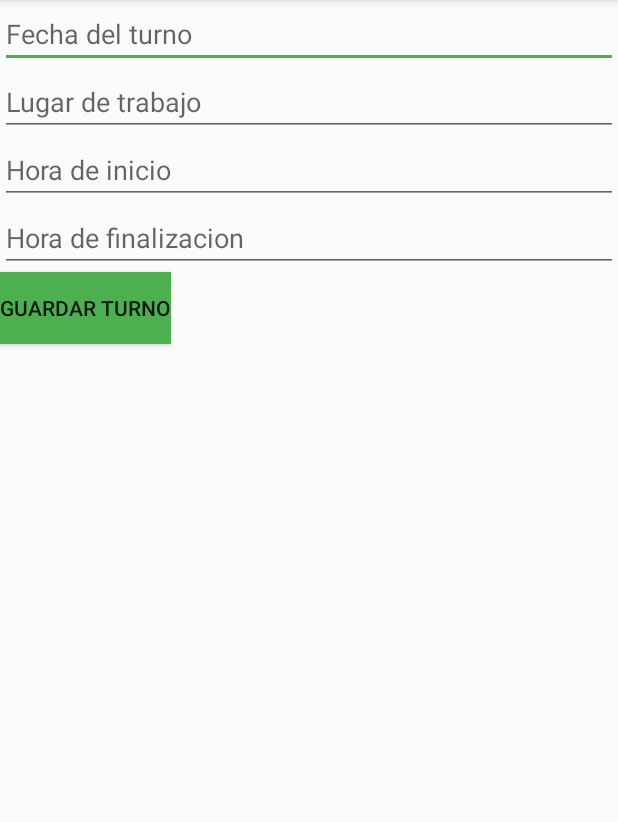
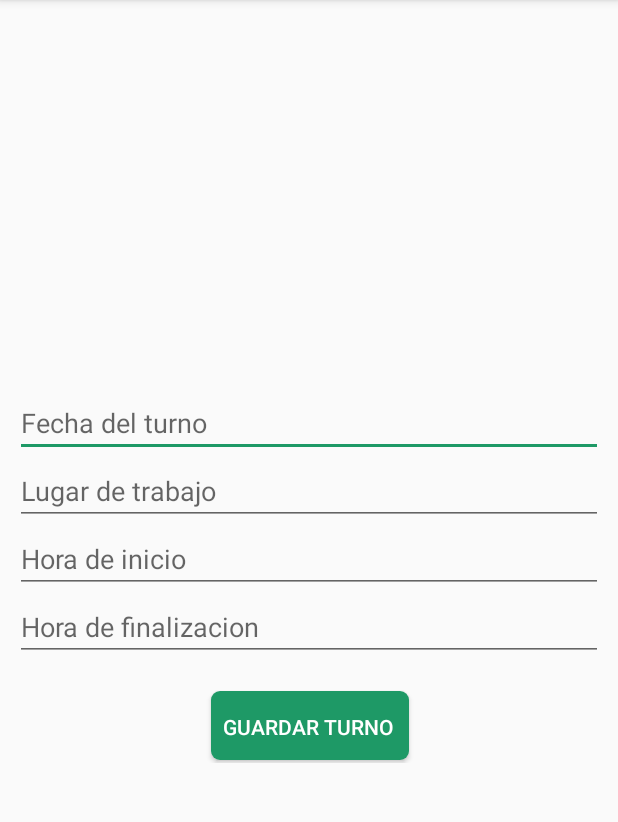
Before and after one commit to jenniferdr/ProyectoFinalAndroid, an Android app: the CreateEditShiftActivity screen opened directly, with no data from a screen before it, on a phone screen of 412 x 824 dp, the part 84-906 px from its top. Run offline under Robolectric (Android 15) with nearby library versions, the phone set to English and light mode, and no system bars; our stand-ins replace Firebase (no records; nobody signed in at launch, a user with empty details on screens opened directly).

Commit message:
Mejoras de interfaz

```diff
--- a/app/src/main/java/planificadordeturnos/views/CreateEditShiftActivity.java
+++ b/app/src/main/java/planificadordeturnos/views/CreateEditShiftActivity.java
@@ -35,6 +35,7 @@ public class CreateEditShiftActivity extends AppCompatActivity {
         Intent intent = getIntent();
         final Shift shift = (Shift) getIntent().getSerializableExtra("Shift");
 
+
         if(shift != null){
             dateEt.setText(shift.getDate());
             placeEt.setText(shift.getPlace());
--- a/app/src/main/java/planificadordeturnos/views/DetailShiftActivity.java
+++ b/app/src/main/java/planificadordeturnos/views/DetailShiftActivity.java
@@ -64,8 +64,8 @@ public class DetailShiftActivity extends AppCompatActivity {
         String userProfile = sharedPref.getString("Profile", "Candidato");
 
         if(userProfile.equalsIgnoreCase("Administrador")){
-            fab.setImageResource(android.R.drawable.ic_menu_edit);
-            showLeadsBtn.setText("Asignar \n Candidato");
+            fab.setImageResource(R.mipmap.baseline_edit_white_36);
+            showLeadsBtn.setText("Asignar Candidato");
         }
 
         fab.setOnClickListener(new View.OnClickListener() {
--- a/app/src/main/res/drawable/button_bg_rounded_corners.xml
+++ b/app/src/main/res/drawable/button_bg_rounded_corners.xml
@@ -2,18 +2,18 @@
 <selector xmlns:android="http://schemas.android.com/apk/res/android">
     <item>
         <layer-list>
-            <item android:right="5dp" android:top="5dp">
+            <!--<item android:right="5dp" android:top="5dp">
                 <shape>
-                    <!--<corners android:radius="3dp" />-->
+                    <corners android:radius="3dp" />
                     <solid android:color="@color/grayBackground" />
                 </shape>
-            </item>
+            </item> -->
             <item android:bottom="2dp" android:left="2dp">
                 <shape>
                     <gradient android:angle="270"
                         android:endColor="@color/colorAccent" android:startColor="@color/colorAccent" />
                     <!--<stroke android:width="1dp" android:color="" />-->
-                    <corners android:radius="4dp" />
+                    <corners android:radius="6dp" />
                     <padding android:bottom="10dp" android:left="10dp"
                         android:right="10dp" android:top="10dp" />
                 </shape>
--- a/app/src/main/res/layout/activity_create_edit_shift.xml
+++ b/app/src/main/res/layout/activity_create_edit_shift.xml
@@ -1,41 +1,55 @@
 <?xml version="1.0" encoding="utf-8"?>
-<LinearLayout xmlns:android="http://schemas.android.com/apk/res/android"
+<RelativeLayout xmlns:android="http://schemas.android.com/apk/res/android"
     xmlns:app="http://schemas.android.com/apk/res-auto"
     xmlns:tools="http://schemas.android.com/tools"
     android:layout_width="match_parent"
     android:layout_height="match_parent"
-    android:orientation="vertical"
     tools:context="planificadordeturnos.views.CreateEditShiftActivity">
+
+    <RelativeLayout
+        android:layout_width="match_parent"
+        android:layout_height="wrap_content"
+        android:paddingStart="10dp"
+        android:paddingEnd="10dp"
+        android:layout_centerInParent="true">
 
         <EditText
             android:id="@+id/dateEt"
-        android:hint="Fecha del turno"
             android:layout_width="match_parent"
-        android:layout_height="wrap_content" />
+            android:layout_height="wrap_content"
+            android:hint="Fecha del turno" />
 
         <EditText
             android:id="@+id/placeEt"
-        android:hint="Lugar de trabajo"
             android:layout_width="match_parent"
-        android:layout_height="wrap_content" />
+            android:layout_height="wrap_content"
+            android:layout_below="@id/dateEt"
+            android:hint="Lugar de trabajo" />
 
         <EditText
             android:id="@+id/startHourEt"
-        android:hint="Hora de inicio"
             android:layout_width="match_parent"
-        android:layout_height="wrap_content" />
+            android:layout_height="wrap_content"
+            android:layout_below="@id/placeEt"
+            android:hint="Hora de inicio" />
 
         <EditText
             android:id="@+id/endHourEt"
-        android:hint="Hora de finalizacion"
             android:layout_width="match_parent"
-        android:layout_height="wrap_content" />
+            android:layout_height="wrap_content"
+            android:layout_below="@id/startHourEt"
+            android:hint="Hora de finalizacion" />
 
         <Button
             android:id="@+id/saveShiftBtn"
-        android:text="Guardar turno"
-        android:background="@color/colorAccent"
             android:layout_width="wrap_content"
-        android:layout_height="wrap_content" />
+            android:layout_height="wrap_content"
+            android:layout_below="@id/endHourEt"
+            android:layout_marginTop="20dp"
+            android:layout_centerHorizontal="true"
+            android:background="@drawable/button_bg_rounded_corners"
+            android:textColor="@color/textIcons"
+            android:text="Guardar turno" />
+    </RelativeLayout>
 
-</LinearLayout>
+</RelativeLayout>
--- a/app/src/main/res/layout/activity_detail_shift.xml
+++ b/app/src/main/res/layout/activity_detail_shift.xml
@@ -4,7 +4,6 @@
     xmlns:tools="http://schemas.android.com/tools"
     android:layout_width="match_parent"
     android:layout_height="match_parent"
-    android:background="@color/colorLightPrimary"
     tools:context="planificadordeturnos.views.DetailShiftActivity">
 
     <android.support.design.widget.AppBarLayout
@@ -36,6 +35,6 @@
         android:layout_height="wrap_content"
         android:layout_gravity="bottom|end"
         android:layout_margin="@dimen/fab_margin"
-        app:srcCompat="@android:drawable/ic_menu_agenda" />
+        app:srcCompat="@mipmap/baseline_assignment_turned_in_white_36" />
 
 </android.support.design.widget.CoordinatorLayout>
--- a/app/src/main/res/values/colors.xml
+++ b/app/src/main/res/values/colors.xml
@@ -3,8 +3,8 @@
     <color name="colorPrimary">#03A9F4</color>
     <color name="colorLightPrimary">#B3B3E5FC</color>
     <color name="colorPrimaryDark">#0288D1</color>
-    <color name="colorAccent">#4CAF50</color>
-    <color name="grayBackground">#B3BDBDBD</color>
+    <color name="colorAccent">#1e9966</color>
+    <color name="grayBackground">#F2BDBDBD</color>
     <color name="textIcons">#FFFFFF</color>
     <color name="colorPrimaryText">#212121</color>
     <color name="colorSecondaryText">#757575</color>
```
Also changed, not shown: app/src/main/res/drawable/box_bg_rounded_corners.xml (+2 -7 lines), app/src/main/res/layout/content_detail_shift.xml (+3 -4 lines), app/src/main/res/mipmap-hdpi/baseline_assignment_turned_in_white_36.png (added), app/src/main/res/mipmap-hdpi/baseline_edit_white_36.png (added), app/src/main/res/mipmap-mdpi/baseline_assignment_turned_in_white_36.png (added), app/src/main/res/mipmap-mdpi/baseline_edit_white_36.png (added), app/src/main/res/mipmap-xhdpi/baseline_assignment_turned_in_white_36.png (added), app/src/main/res/mipmap-xhdpi/baseline_edit_white_36.png (added), app/src/main/res/mipmap-xxhdpi/baseline_assignment_turned_in_white_36.png (added), app/src/main/res/mipmap-xxhdpi/baseline_edit_white_36.png (added), app/src/main/res/mipmap-xxxhdpi/baseline_assignment_turned_in_white_36.png (added), app/src/main/res/mipmap-xxxhdpi/baseline_edit_white_36.png (added). Lines whose indentation alone changed are shown as unchanged.
